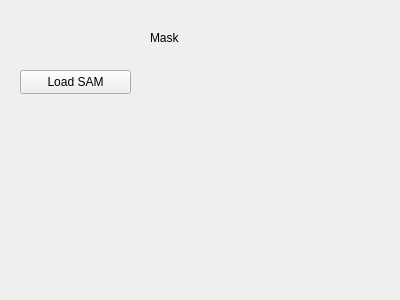
First picture: the form in src/WhiskerToolbox/DataManager_Widget/Mask_Widget/Mask_Widget.ui, repository paulmthompson/WhiskerToolbox, before the edit.
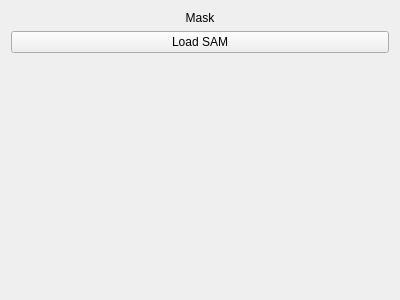
Second picture: the form after the edit.

The edit to the form file:
```diff
--- a/src/WhiskerToolbox/DataManager_Widget/Mask_Widget/Mask_Widget.ui
+++ b/src/WhiskerToolbox/DataManager_Widget/Mask_Widget/Mask_Widget.ui
@@ -13,32 +13,38 @@
   <property name="windowTitle">
    <string>Form</string>
   </property>
+  <layout class="QVBoxLayout" name="verticalLayout">
+   <item>
   <widget class="QLabel" name="label">
-   <property name="geometry">
-    <rect>
-     <x>150</x>
-     <y>30</y>
-     <width>49</width>
-     <height>16</height>
-    </rect>
-   </property>
    <property name="text">
     <string>Mask</string>
    </property>
-  </widget>
+     <property name="alignment">
+      <set>Qt::AlignmentFlag::AlignCenter</set>
+     </property>
+    </widget>
+   </item>
+   <item>
   <widget class="QPushButton" name="load_sam_button">
-   <property name="geometry">
-    <rect>
-     <x>20</x>
-     <y>70</y>
-     <width>111</width>
-     <height>24</height>
-    </rect>
-   </property>
    <property name="text">
     <string>Load SAM</string>
    </property>
   </widget>
+   </item>
+   <item>
+    <spacer name="verticalSpacer">
+     <property name="orientation">
+      <enum>Qt::Orientation::Vertical</enum>
+     </property>
+     <property name="sizeHint" stdset="0">
+      <size>
+       <width>20</width>
+       <height>40</height>
+      </size>
+     </property>
+    </spacer>
+   </item>
+  </layout>
  </widget>
  <resources/>
  <connections/>
```
Lines whose indentation alone changed are shown as unchanged.
